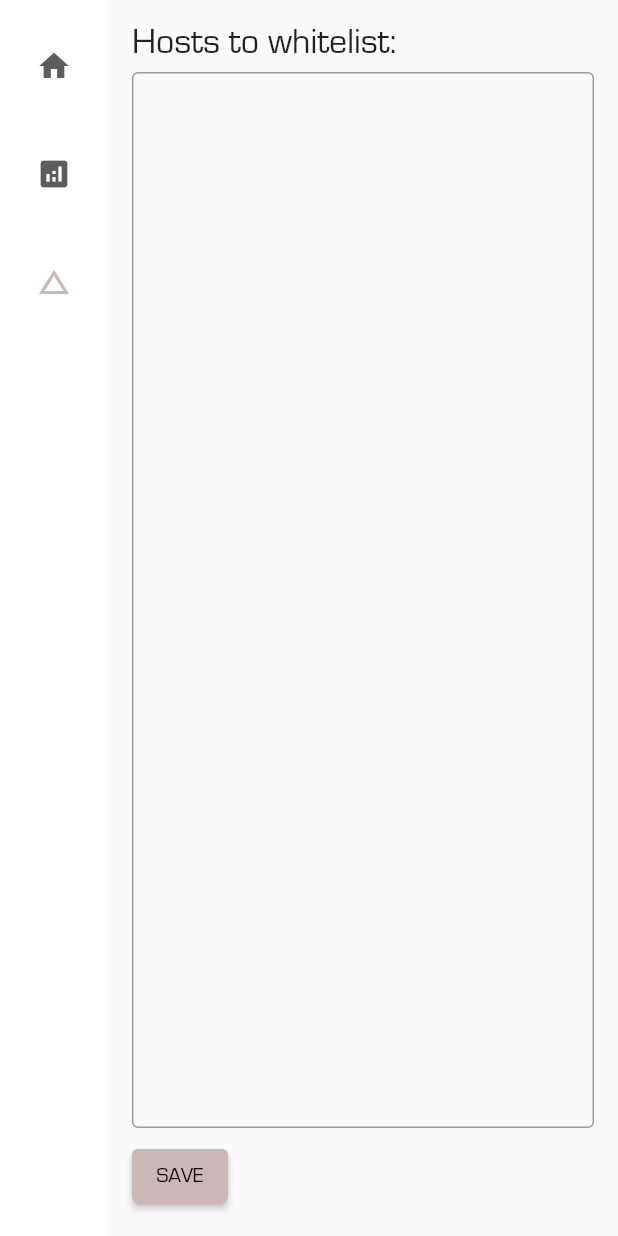
After one commit to contrasting/StayFocused, a Flutter app: the screen it shows after launch, after a tap on "Stats", after a tap on "Hosts", on a phone screen of 412 x 824 dp. The commit adds this screen. Run offline on Flutter 3.47's test engine with Material 2 defaults, Android fonts, the light colour scheme and no system bars; our stand-ins replace charts_flutter, csv, shared_preferences, table_calendar.

Commit message:
add hosts.dart

```diff
--- /dev/null
+++ b/lib/hosts.dart
@@ -0,0 +1,64 @@
+import 'package:flutter/material.dart';
+import 'package:stay_focused/strings.dart';
+
+import 'main.dart';
+
+class Hosts extends StatefulWidget {
+  const Hosts({Key? key}) : super(key: key);
+
+  @override
+  _HostsState createState() => _HostsState();
+}
+
+class _HostsState extends State<Hosts> {
+  final _controller = TextEditingController();
+
+  @override
+  void initState() {
+    super.initState();
+    if (preferences.containsKey(WHITELISTED)) {
+      final whitelist = preferences.getString(WHITELISTED);
+      _controller.text = whitelist!;
+    }
+  }
+
+  @override
+  Widget build(BuildContext context) {
+    return Scaffold(
+      body: Padding(
+        padding: const EdgeInsets.all(16.0),
+        child: Column(
+          crossAxisAlignment: CrossAxisAlignment.start,
+          children: [
+            Text(
+              'Hosts to whitelist:',
+              style: Theme.of(context).textTheme.headline5,
+            ),
+            SizedBox(height: 8.0),
+            Expanded(
+              child: TextField(
+                controller: _controller,
+                expands: true,
+                minLines: null,
+                maxLines: null,
+                textAlignVertical: TextAlignVertical.top,
+                decoration: InputDecoration(
+                  border: OutlineInputBorder(),
+                ),
+              ),
+            ),
+            SizedBox(height: 8.0),
+            ElevatedButton(
+              onPressed: _save,
+              child: Text('SAVE'),
+            ),
+          ],
+        ),
+      ),
+    );
+  }
+
+  void _save() {
+    preferences.setString(WHITELISTED, _controller.text);
+  }
+}
--- a/lib/main.dart
+++ b/lib/main.dart
@@ -5,6 +5,7 @@ import 'package:stay_focused/stats.dart';
 
 import 'data.dart';
 import 'home.dart';
+import 'hosts.dart';
 
 late final SharedPreferences preferences;
 
@@ -42,6 +43,7 @@ class _NavigationState extends State<Navigation> {
   final _children = <Widget>[
     const Home(),
     const Stats(),
+    const Hosts(),
   ];
 
   int _index = 0;
@@ -60,6 +62,10 @@ class _NavigationState extends State<Navigation> {
               icon: Icon(Icons.analytics),
               label: Text('Stats'),
             ),
+            NavigationRailDestination(
+              icon: Icon(Icons.change_history),
+              label: Text('Hosts'),
+            ),
           ],
           selectedIndex: _index,
           onDestinationSelected: (index) {
--- a/lib/stats.dart
+++ b/lib/stats.dart
@@ -2,6 +2,7 @@ import 'dart:math';
 
 import 'package:flutter/material.dart';
 import 'package:charts_flutter/flutter.dart';
+import 'package:table_calendar/table_calendar.dart';
 
 import 'colors.dart';
 import 'data.dart';
@@ -27,23 +28,27 @@ class Stats extends StatelessWidget {
           Flexible(
             flex: 1,
             fit: FlexFit.tight,
+            child: Padding(
+              padding: const EdgeInsets.all(16.0),
               child: Column(
                 mainAxisAlignment: MainAxisAlignment.center,
                 crossAxisAlignment: CrossAxisAlignment.end,
                 children: [
                   Text(
-                  'Weekly Average: ${_getAverage(7).toStringAsFixed(2)}',
+                    'Weekly average: ${_getAverage(7).toStringAsFixed(2)}',
                     style: Theme.of(context).textTheme.headline4,
                   ),
                   Text(
-                  'Monthly Average: ${_getAverage(30).toStringAsFixed(2)}',
+                    'Monthly average: ${_getAverage(30).toStringAsFixed(2)}',
                     style: Theme.of(context).textTheme.headline4,
                   ),
                   Text(
                     'All time average: ${_getAverage().toStringAsFixed(2)}',
                     style: Theme.of(context).textTheme.headline4,
                   ),
+                  Calendar(),
                 ],
+              ),
             ),
           ),
         ],
@@ -133,3 +138,21 @@ class PastMonth extends StatelessWidget {
     );
   }
 }
+
+class Calendar extends StatelessWidget {
+  const Calendar({Key? key}) : super(key: key);
+
+  @override
+  Widget build(BuildContext context) {
+    final allDates = getParsed();
+    // TODO this will probably throw if empty
+    return TableCalendar(
+      firstDay: allDates.first.date,
+      lastDay: allDates.last.date,
+      focusedDay: allDates.last.date,
+      // calendarBuilders: CalendarBuilders(
+      //   defaultBuilder: (context, day, focusedDay) => Text('lol'),
+      // ),
+    );
+  }
+}
--- a/lib/strings.dart
+++ b/lib/strings.dart
@@ -1,4 +1,5 @@
 const SESSION_START = 'sessionStart';
+const WHITELISTED = 'whitelisted';
 
 // https://stackoverflow.com/questions/54775097/formatting-a-duration-like-hhmmss
 String formatDuration(Duration d) => d.toString().split('.').first.padLeft(8, "0");
--- a/pubspec.yaml
+++ b/pubspec.yaml
@@ -34,6 +34,7 @@ dependencies:
   path_provider: ^2.0.2
   csv: ^5.0.0
   charts_flutter: ^0.11.0
+  table_calendar: ^3.0.2
 
 dev_dependencies:
   flutter_test:
```
Also changed, not shown: pubspec.lock. Lines whose indentation alone changed are shown as unchanged.
